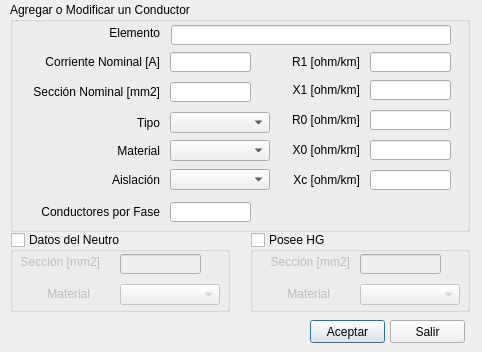
First picture: the form in frm_abm_lineas.ui, repository messinajuan/EnerGis5, before the edit.
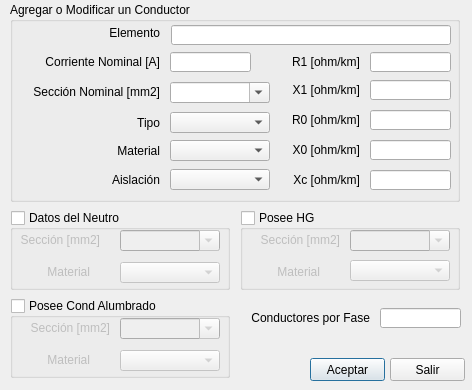
Second picture: the form after the edit.

```diff
--- a/frm_abm_lineas.ui
+++ b/frm_abm_lineas.ui
@@ -9,8 +9,8 @@
    <rect>
     <x>0</x>
     <y>0</y>
-    <width>482</width>
-    <height>352</height>
+    <width>472</width>
+    <height>390</height>
    </rect>
   </property>
   <property name="windowTitle">
@@ -23,7 +23,7 @@
    <property name="geometry">
     <rect>
      <x>310</x>
-     <y>320</y>
+     <y>358</y>
      <width>75</width>
      <height>23</height>
     </rect>
@@ -36,7 +36,7 @@
    <property name="geometry">
     <rect>
      <x>10</x>
-     <y>232</y>
+     <y>210</y>
      <width>220</width>
      <height>80</height>
     </rect>
@@ -66,22 +66,6 @@
      <set>Qt::AlignRight|Qt::AlignTrailing|Qt::AlignVCenter</set>
     </property>
    </widget>
-   <widget class="QLineEdit" name="txtSeccionNeutro">
-    <property name="geometry">
-     <rect>
-      <x>110</x>
-      <y>22</y>
-      <width>81</width>
-      <height>20</height>
-     </rect>
-    </property>
-    <property name="inputMethodHints">
-     <set>Qt::ImhFormattedNumbersOnly</set>
-    </property>
-    <property name="maxLength">
-     <number>10</number>
-    </property>
-   </widget>
    <widget class="QComboBox" name="cmbMaterialNeutro">
     <property name="geometry">
      <rect>
@@ -108,12 +92,25 @@
      <set>Qt::AlignRight|Qt::AlignTrailing|Qt::AlignVCenter</set>
     </property>
    </widget>
+   <widget class="QComboBox" name="cmbSeccionNeutro">
+    <property name="geometry">
+     <rect>
+      <x>110</x>
+      <y>20</y>
+      <width>100</width>
+      <height>21</height>
+     </rect>
+    </property>
+    <property name="editable">
+     <bool>true</bool>
+    </property>
+   </widget>
   </widget>
   <widget class="QPushButton" name="cmdSalir">
    <property name="geometry">
     <rect>
      <x>390</x>
-     <y>320</y>
+     <y>358</y>
      <width>75</width>
      <height>23</height>
     </rect>
@@ -127,8 +124,8 @@
     <rect>
      <x>10</x>
      <y>2</y>
-     <width>460</width>
-     <height>230</height>
+     <width>450</width>
+     <height>200</height>
     </rect>
    </property>
    <property name="title">
@@ -225,19 +222,6 @@
      <set>Qt::AlignRight|Qt::AlignTrailing|Qt::AlignVCenter</set>
     </property>
    </widget>
-   <widget class="QLineEdit" name="txtSeccion">
-    <property name="geometry">
-     <rect>
-      <x>160</x>
-      <y>80</y>
-      <width>81</width>
-      <height>20</height>
-     </rect>
-    </property>
-    <property name="maxLength">
-     <number>10</number>
-    </property>
-   </widget>
    <widget class="QLabel" name="label_7">
     <property name="geometry">
      <rect>
@@ -476,44 +460,25 @@
      </rect>
     </property>
    </widget>
-   <widget class="QLineEdit" name="txtSubconductores">
+   <widget class="QComboBox" name="cmbSeccionFase">
     <property name="geometry">
      <rect>
       <x>160</x>
-      <y>200</y>
-      <width>81</width>
-      <height>20</height>
+      <y>80</y>
+      <width>100</width>
+      <height>21</height>
      </rect>
     </property>
-    <property name="inputMethodHints">
-     <set>Qt::ImhFormattedNumbersOnly</set>
-    </property>
-    <property name="maxLength">
-     <number>10</number>
-    </property>
-   </widget>
-   <widget class="QLabel" name="label_12">
-    <property name="geometry">
-     <rect>
-      <x>20</x>
-      <y>202</y>
-      <width>130</width>
-      <height>16</height>
-     </rect>
-    </property>
-    <property name="text">
-     <string>Conductores por Fase</string>
-    </property>
-    <property name="alignment">
-     <set>Qt::AlignRight|Qt::AlignTrailing|Qt::AlignVCenter</set>
+    <property name="editable">
+     <bool>true</bool>
     </property>
    </widget>
   </widget>
   <widget class="QGroupBox" name="grpHG">
    <property name="geometry">
     <rect>
-     <x>250</x>
-     <y>232</y>
+     <x>240</x>
+     <y>210</y>
      <width>220</width>
      <height>80</height>
     </rect>
@@ -543,27 +508,11 @@
      <set>Qt::AlignRight|Qt::AlignTrailing|Qt::AlignVCenter</set>
     </property>
    </widget>
-   <widget class="QLineEdit" name="txtSeccionHG">
-    <property name="geometry">
-     <rect>
-      <x>110</x>
-      <y>22</y>
-      <width>81</width>
-      <height>20</height>
-     </rect>
-    </property>
-    <property name="inputMethodHints">
-     <set>Qt::ImhFormattedNumbersOnly</set>
-    </property>
-    <property name="maxLength">
-     <number>10</number>
-    </property>
-   </widget>
    <widget class="QComboBox" name="cmbMaterialHG">
     <property name="geometry">
      <rect>
       <x>110</x>
-      <y>52</y>
+      <y>50</y>
       <width>100</width>
       <height>21</height>
      </rect>
@@ -585,6 +534,125 @@
      <set>Qt::AlignRight|Qt::AlignTrailing|Qt::AlignVCenter</set>
     </property>
    </widget>
+   <widget class="QComboBox" name="cmbSeccionHG">
+    <property name="geometry">
+     <rect>
+      <x>110</x>
+      <y>20</y>
+      <width>100</width>
+      <height>21</height>
+     </rect>
+    </property>
+    <property name="editable">
+     <bool>true</bool>
+    </property>
+   </widget>
+  </widget>
+  <widget class="QGroupBox" name="grpAL">
+   <property name="geometry">
+    <rect>
+     <x>10</x>
+     <y>298</y>
+     <width>220</width>
+     <height>80</height>
+    </rect>
+   </property>
+   <property name="title">
+    <string>Posee Cond Alumbrado</string>
+   </property>
+   <property name="checkable">
+    <bool>true</bool>
+   </property>
+   <property name="checked">
+    <bool>false</bool>
+   </property>
+   <widget class="QLabel" name="label_18">
+    <property name="geometry">
+     <rect>
+      <x>10</x>
+      <y>22</y>
+      <width>90</width>
+      <height>16</height>
+     </rect>
+    </property>
+    <property name="text">
+     <string>Sección [mm2]</string>
+    </property>
+    <property name="alignment">
+     <set>Qt::AlignRight|Qt::AlignTrailing|Qt::AlignVCenter</set>
+    </property>
+   </widget>
+   <widget class="QComboBox" name="cmbMaterialAL">
+    <property name="geometry">
+     <rect>
+      <x>110</x>
+      <y>52</y>
+      <width>100</width>
+      <height>21</height>
+     </rect>
+    </property>
+   </widget>
+   <widget class="QLabel" name="label_24">
+    <property name="geometry">
+     <rect>
+      <x>30</x>
+      <y>52</y>
+      <width>50</width>
+      <height>20</height>
+     </rect>
+    </property>
+    <property name="text">
+     <string>Material</string>
+    </property>
+    <property name="alignment">
+     <set>Qt::AlignRight|Qt::AlignTrailing|Qt::AlignVCenter</set>
+    </property>
+   </widget>
+   <widget class="QComboBox" name="cmbSeccionAL">
+    <property name="geometry">
+     <rect>
+      <x>110</x>
+      <y>20</y>
+      <width>100</width>
+      <height>21</height>
+     </rect>
+    </property>
+    <property name="editable">
+     <bool>true</bool>
+    </property>
+   </widget>
+  </widget>
+  <widget class="QLineEdit" name="txtSubconductores">
+   <property name="geometry">
+    <rect>
+     <x>380</x>
+     <y>308</y>
+     <width>81</width>
+     <height>20</height>
+    </rect>
+   </property>
+   <property name="inputMethodHints">
+    <set>Qt::ImhFormattedNumbersOnly</set>
+   </property>
+   <property name="maxLength">
+    <number>10</number>
+   </property>
+  </widget>
+  <widget class="QLabel" name="label_12">
+   <property name="geometry">
+    <rect>
+     <x>240</x>
+     <y>310</y>
+     <width>130</width>
+     <height>16</height>
+    </rect>
+   </property>
+   <property name="text">
+    <string>Conductores por Fase</string>
+   </property>
+   <property name="alignment">
+    <set>Qt::AlignRight|Qt::AlignTrailing|Qt::AlignVCenter</set>
+   </property>
   </widget>
  </widget>
  <resources/>
```
Left out of the diff: 8 changed lines with no effect on the pictures.
